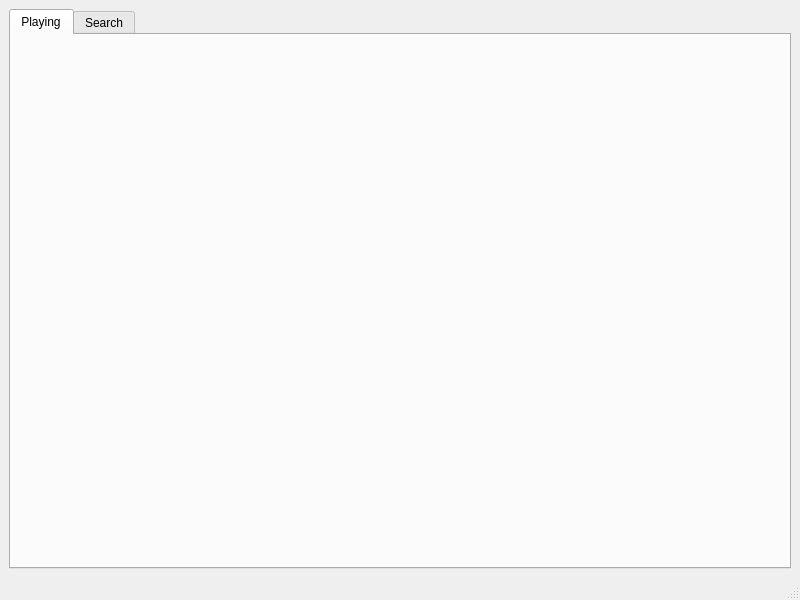
Old version of the form desktop.ui in the repository Firyst/MyMusicPlayer.
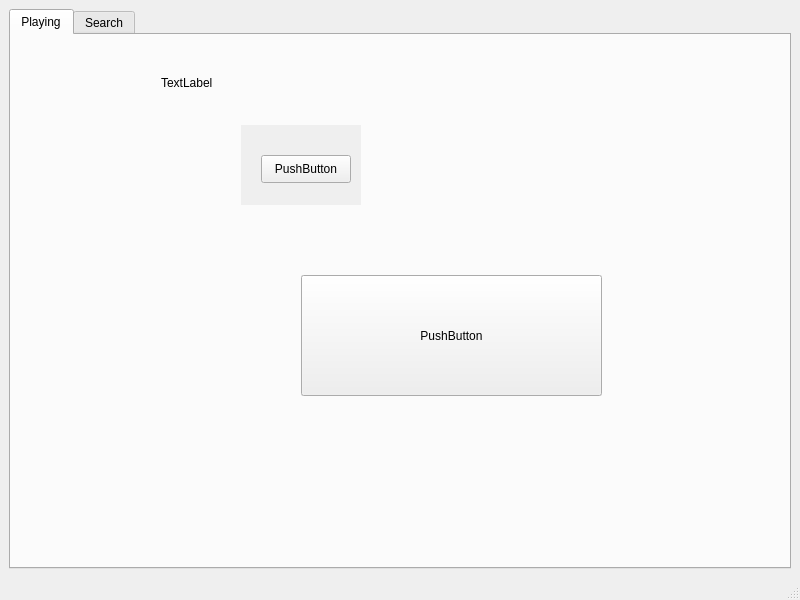
New version of the form. The open tabs and pages were chosen to show the change.

Commit message: Scrappers ver.2 MusicTrack class UI needs table view

```diff
--- a/desktop.ui
+++ b/desktop.ui
@@ -24,6 +24,61 @@
        <attribute name="title">
         <string>Playing</string>
        </attribute>
+       <widget class="QPushButton" name="test_widget">
+        <property name="geometry">
+         <rect>
+          <x>290</x>
+          <y>240</y>
+          <width>301</width>
+          <height>121</height>
+         </rect>
+        </property>
+        <property name="autoFillBackground">
+         <bool>true</bool>
+        </property>
+        <property name="text">
+         <string>PushButton</string>
+        </property>
+       </widget>
+       <widget class="QWidget" name="widget2" native="true">
+        <property name="geometry">
+         <rect>
+          <x>230</x>
+          <y>90</y>
+          <width>120</width>
+          <height>80</height>
+         </rect>
+        </property>
+        <property name="autoFillBackground">
+         <bool>true</bool>
+        </property>
+        <widget class="QPushButton" name="pushButton">
+         <property name="geometry">
+          <rect>
+           <x>20</x>
+           <y>30</y>
+           <width>90</width>
+           <height>28</height>
+          </rect>
+         </property>
+         <property name="text">
+          <string>PushButton</string>
+         </property>
+        </widget>
+       </widget>
+       <widget class="QLabel" name="label_2">
+        <property name="geometry">
+         <rect>
+          <x>150</x>
+          <y>40</y>
+          <width>381</width>
+          <height>16</height>
+         </rect>
+        </property>
+        <property name="text">
+         <string>TextLabel</string>
+        </property>
+       </widget>
       </widget>
       <widget class="QWidget" name="tab_search">
        <attribute name="title">
```
Left out of the diff: 2 changed lines with no effect on the pictures. The commit also changes 4 other files.
